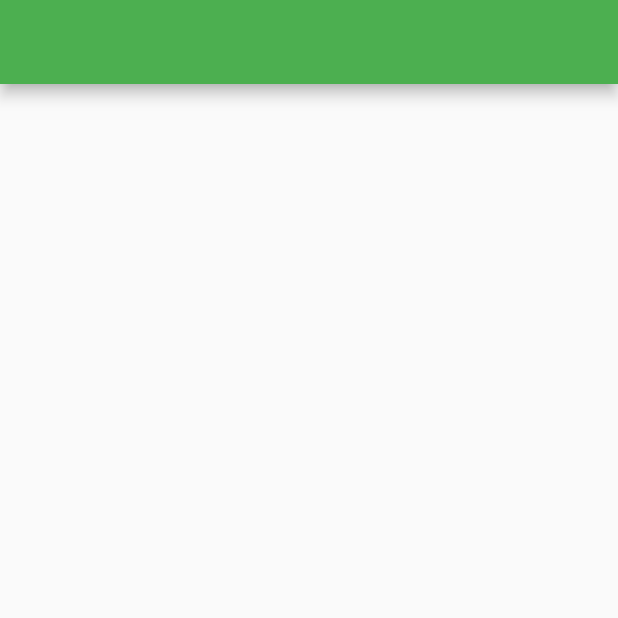
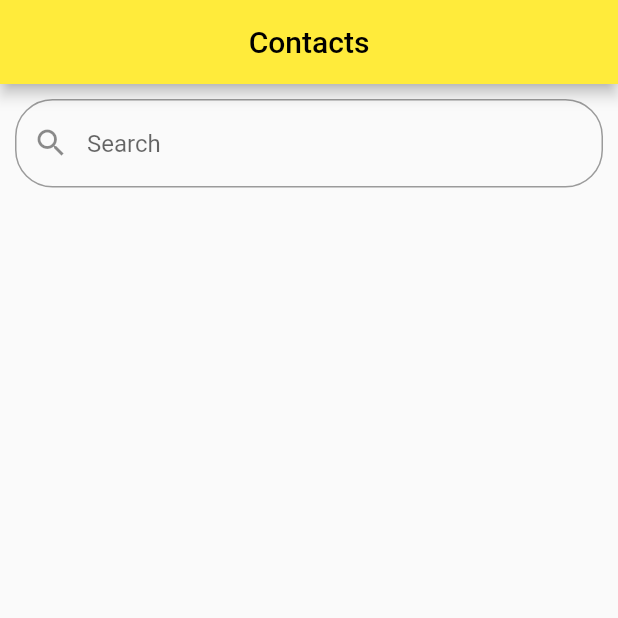
Before and after one commit to OstrichFarmer/contact_app, a Flutter app: the screen it shows after launch, on a phone screen of 412 x 824 dp, the top half of it. Run offline on Flutter 3.47's test engine with Material 2 defaults, Android fonts, the phone set to English and light mode, and no system bars.

Commit message:
finished the search field

```diff
--- a/lib/contact_screen.dart
+++ b/lib/contact_screen.dart
@@ -5,8 +5,32 @@ class ContactScreen extends StatelessWidget {
 
   @override
   Widget build(BuildContext context) {
-    return Scaffold(
-      appBar: AppBar(),
+    return GestureDetector(
+      onTap: (() => FocusScope.of(context).unfocus()),
+      child: Scaffold(
+        appBar: AppBar(
+          title: const Text('Contacts'),
+          centerTitle: true,
+        ),
+        body: Column(
+          children: [
+            Container(
+              padding: const EdgeInsets.all(5),
+              margin: const EdgeInsets.all(5),
+              child: const TextField(
+                decoration: InputDecoration(
+                    border: OutlineInputBorder(
+                      borderRadius: BorderRadius.all(
+                        Radius.circular(25),
+                      ),
+                    ),
+                    prefixIcon: Icon(Icons.search),
+                    hintText: 'Search'),
+              ),
+            )
+          ],
+        ),
+      ),
     );
   }
 }
--- a/lib/main.dart
+++ b/lib/main.dart
@@ -13,7 +13,7 @@ class MyApp extends StatelessWidget {
     return MaterialApp(
       title: 'Flutter Demo',
       theme: ThemeData(
-        primarySwatch: Colors.green,
+        primarySwatch: Colors.yellow,
       ),
       debugShowCheckedModeBanner: false,
       home: const ContactScreen(),
```
Also changed, not shown: assets/images/girl_1.jpeg (added), assets/images/girl_2.jpg (added), assets/images/girl_3.jpg (added), assets/images/girl_4.webp (added), assets/images/girl_5.jpg (added), assets/images/profile_1.jpg (added), assets/images/profile_2.jpg (added), assets/images/profile_3.jpg (added), assets/images/profile_4.jpeg (added), assets/images/profile_5.jpeg (added).
